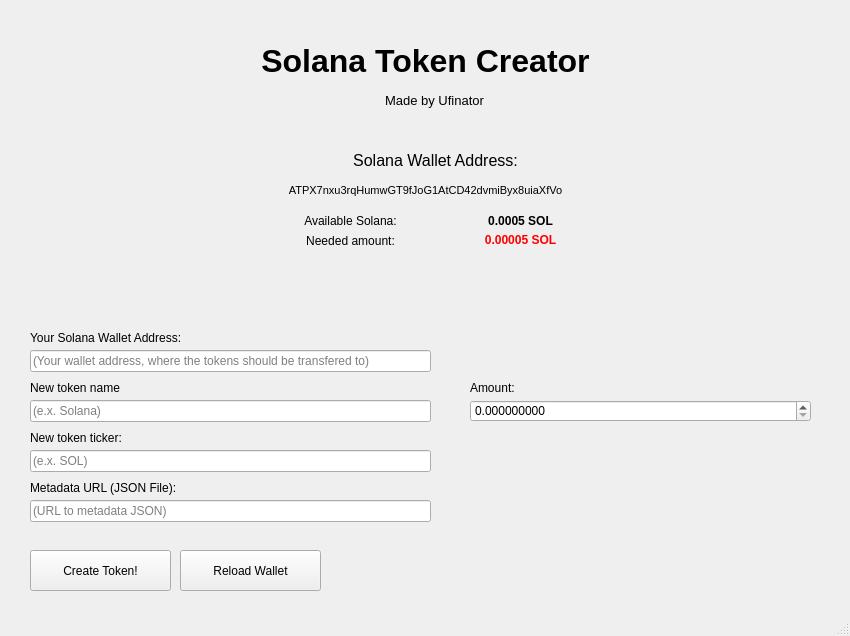
Above: ui_files/main.ui from Ufinator/solana-token-creator before the change. Below: the same form after it.
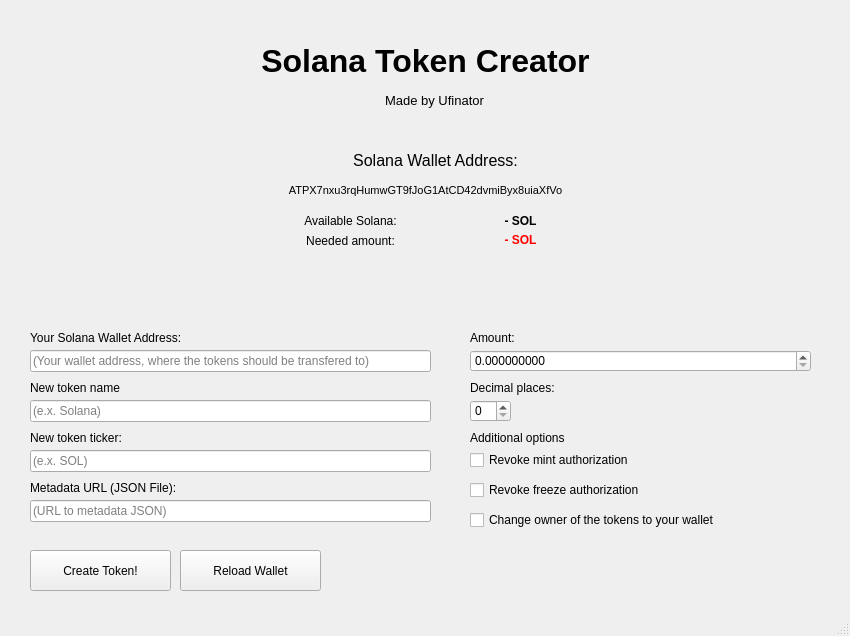
That is the form after the change.

What changed in the file:
```diff
--- a/ui_files/main.ui
+++ b/ui_files/main.ui
@@ -177,7 +177,7 @@
      </font>
     </property>
     <property name="text">
-     <string>0.0005 SOL</string>
+     <string>- SOL</string>
     </property>
     <property name="alignment">
      <set>Qt::AlignCenter</set>
@@ -310,7 +310,7 @@
      </font>
     </property>
     <property name="text">
-     <string>&lt;html&gt;&lt;head/&gt;&lt;body&gt;&lt;p&gt;&lt;span style=&quot; color:#ff0000;&quot;&gt;0.00005 SOL&lt;/span&gt;&lt;/p&gt;&lt;/body&gt;&lt;/html&gt;</string>
+     <string>&lt;html&gt;&lt;head/&gt;&lt;body&gt;&lt;p&gt;&lt;span style=&quot; color:#ff0000;&quot;&gt;- SOL&lt;/span&gt;&lt;/p&gt;&lt;/body&gt;&lt;/html&gt;</string>
     </property>
     <property name="alignment">
      <set>Qt::AlignCenter</set>
@@ -384,7 +384,7 @@
     <property name="geometry">
      <rect>
       <x>470</x>
-      <y>400</y>
+      <y>350</y>
       <width>341</width>
       <height>22</height>
      </rect>
@@ -400,7 +400,7 @@
     <property name="geometry">
      <rect>
       <x>470</x>
-      <y>380</y>
+      <y>330</y>
       <width>201</width>
       <height>16</height>
      </rect>
@@ -409,6 +409,87 @@
      <string>Amount:</string>
     </property>
    </widget>
+   <widget class="QDoubleSpinBox" name="decimalPlacesBox">
+    <property name="geometry">
+     <rect>
+      <x>470</x>
+      <y>400</y>
+      <width>41</width>
+      <height>22</height>
+     </rect>
+    </property>
+    <property name="decimals">
+     <number>0</number>
+    </property>
+    <property name="maximum">
+     <double>9.000000000000000</double>
+    </property>
+   </widget>
+   <widget class="QLabel" name="decimalPlacesText">
+    <property name="geometry">
+     <rect>
+      <x>470</x>
+      <y>380</y>
+      <width>201</width>
+      <height>16</height>
+     </rect>
+    </property>
+    <property name="text">
+     <string>Decimal places:</string>
+    </property>
+   </widget>
+   <widget class="QLabel" name="tokenDescriptionTitle">
+    <property name="geometry">
+     <rect>
+      <x>470</x>
+      <y>430</y>
+      <width>201</width>
+      <height>16</height>
+     </rect>
+    </property>
+    <property name="text">
+     <string>Additional options</string>
+    </property>
+   </widget>
+   <widget class="QCheckBox" name="revokeMintCheckbox">
+    <property name="geometry">
+     <rect>
+      <x>470</x>
+      <y>450</y>
+      <width>301</width>
+      <height>20</height>
+     </rect>
+    </property>
+    <property name="text">
+     <string>Revoke mint authorization</string>
+    </property>
+   </widget>
+   <widget class="QCheckBox" name="revokeFreezeCheckbox">
+    <property name="geometry">
+     <rect>
+      <x>470</x>
+      <y>480</y>
+      <width>301</width>
+      <height>20</height>
+     </rect>
+    </property>
+    <property name="text">
+     <string>Revoke freeze authorization</string>
+    </property>
+   </widget>
+   <widget class="QCheckBox" name="changeOwnerCheckbox">
+    <property name="geometry">
+     <rect>
+      <x>470</x>
+      <y>510</y>
+      <width>301</width>
+      <height>20</height>
+     </rect>
+    </property>
+    <property name="text">
+     <string>Change owner of the tokens to your wallet</string>
+    </property>
+   </widget>
   </widget>
   <widget class="QStatusBar" name="statusbar"/>
  </widget>
```
